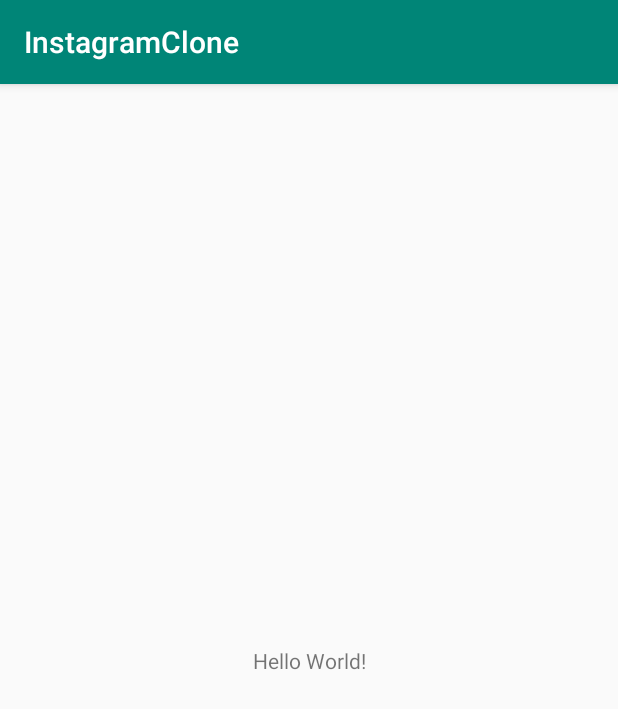
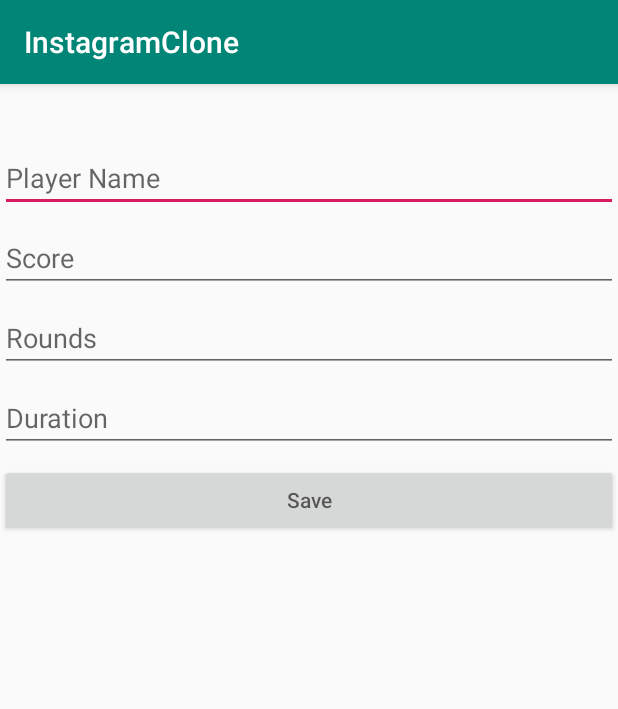
Before and after one commit to Csegota/instagram-clone, an Android app: the screen it shows after launch (MainActivity before the commit, SignUp after it), on a phone screen of 412 x 824 dp. Shown: the top 709 px of the screen. Run offline under Robolectric (Android 15) with nearby library versions, the phone set to English and light mode, and no system bars; libraries missing offline, so code that uses them is left out: com.parse; 1 statement that could not run was skipped.

Commit message:
Simple UI, Parse Server Testing

```diff
--- a/app/src/main/AndroidManifest.xml
+++ b/app/src/main/AndroidManifest.xml
@@ -10,7 +10,7 @@
         android:roundIcon="@mipmap/ic_launcher_round"
         android:supportsRtl="true"
         android:theme="@style/AppTheme">
-        <activity android:name=".MainActivity">
+        <activity android:name=".SignUp">
             <intent-filter>
                 <action android:name="android.intent.action.MAIN" />
 
--- a/app/src/main/java/com/android/instagramclone/MainActivity.java
+++ /dev/null
@@ -1,18 +0,0 @@
-package com.android.instagramclone;
-
-import androidx.appcompat.app.AppCompatActivity;
-import android.os.Bundle;
-
-import com.parse.ParseInstallation;
-
-public class MainActivity extends AppCompatActivity {
-
-    @Override
-    protected void onCreate(Bundle savedInstanceState) {
-        super.onCreate(savedInstanceState);
-        setContentView(R.layout.activity_main);
-
-        // Save the current Installation to Back4App
-        ParseInstallation.getCurrentInstallation().saveInBackground();
-    }
-}
--- /dev/null
+++ b/app/src/main/java/com/android/instagramclone/SignUp.java
@@ -0,0 +1,55 @@
+package com.android.instagramclone;
+
+import androidx.appcompat.app.AppCompatActivity;
+import android.os.Bundle;
+import android.view.View;
+import android.widget.Button;
+import android.widget.EditText;
+import android.widget.Toast;
+
+import com.parse.ParseException;
+import com.parse.ParseInstallation;
+import com.parse.ParseObject;
+import com.parse.SaveCallback;
+
+public class SignUp extends AppCompatActivity implements View.OnClickListener {
+
+    private Button btnSave;
+    private EditText etName, etScore, etRounds, etDuration; //, etEasy;
+
+    @Override
+    protected void onCreate(Bundle savedInstanceState) {
+        super.onCreate(savedInstanceState);
+        setContentView(R.layout.activity_main);
+
+        btnSave = findViewById(R.id.btn_save);
+        btnSave.setOnClickListener(SignUp.this);
+
+        etName = findViewById(R.id.et_name);
+        etScore = findViewById(R.id.et_score);
+        etRounds = findViewById(R.id.et_rounds);
+        etDuration = findViewById(R.id.et_duration);
+        //etEasy = findViewById(R.id.et_easy);
+    }
+
+    @Override
+    public void onClick(View v) {
+        final ParseObject gameScore = new ParseObject("GameScore");
+        gameScore.put("name", etName.getText().toString());
+        gameScore.put("score", Integer.parseInt(etScore.getText().toString()));
+        gameScore.put("rounds", Integer.parseInt(etRounds.getText().toString()));
+        gameScore.put("duration", Integer.parseInt(etDuration.getText().toString()));
+//        gameScore.put("easyMode", etEasy.getText().toString()); //TODO - Add in boolean value.
+        gameScore.saveInBackground(new SaveCallback() {
+            @Override
+            public void done(ParseException e) {
+
+                if (e == null) {
+                    Toast.makeText(SignUp.this, gameScore.get("name") + "'s game saved successfully.", Toast.LENGTH_LONG).show();
+                } else {
+                    Toast.makeText(SignUp.this, e.getMessage(), Toast.LENGTH_LONG).show();
+                }
+            }
+        });
+    }
+}
--- a/app/src/main/res/layout/activity_main.xml
+++ b/app/src/main/res/layout/activity_main.xml
@@ -4,15 +4,65 @@
     xmlns:tools="http://schemas.android.com/tools"
     android:layout_width="match_parent"
     android:layout_height="match_parent"
-    tools:context=".MainActivity">
+    tools:context=".SignUp">
 
-    <TextView
-        android:layout_width="wrap_content"
+    <EditText
+        android:id="@+id/et_name"
+        android:layout_width="match_parent"
         android:layout_height="wrap_content"
-        android:text="Hello World!"
-        app:layout_constraintBottom_toBottomOf="parent"
-        app:layout_constraintLeft_toLeftOf="parent"
-        app:layout_constraintRight_toRightOf="parent"
+        android:layout_marginTop="40dp"
+        android:ems="10"
+        android:inputType="text"
+        android:hint="Player Name"
         app:layout_constraintTop_toTopOf="parent" />
 
+    <EditText
+        android:id="@+id/et_score"
+        android:layout_width="match_parent"
+        android:layout_height="wrap_content"
+        android:layout_marginTop="8dp"
+        android:ems="10"
+        android:inputType="text"
+        android:hint="Score"
+        app:layout_constraintTop_toBottomOf="@+id/et_name" />
+
+    <EditText
+        android:id="@+id/et_rounds"
+        android:layout_width="match_parent"
+        android:layout_height="wrap_content"
+        android:layout_marginTop="8dp"
+        android:ems="10"
+        android:inputType="text"
+        android:hint="Rounds"
+        app:layout_constraintTop_toBottomOf="@+id/et_score"/>
+
+    <EditText
+        android:id="@+id/et_duration"
+        android:layout_width="match_parent"
+        android:layout_height="wrap_content"
+        android:layout_marginTop="8dp"
+        android:ems="10"
+        android:inputType="text"
+        android:hint="Duration"
+        app:layout_constraintTop_toBottomOf="@+id/et_rounds"/>
+
+    <!--<EditText-->
+        <!--android:id="@+id/et_easy"-->
+        <!--android:layout_width="match_parent"-->
+        <!--android:layout_height="wrap_content"-->
+        <!--android:layout_marginTop="8dp"-->
+        <!--android:ems="10"-->
+        <!--android:inputType="text"-->
+        <!--android:text="Name"-->
+        <!--app:layout_constraintTop_toBottomOf="@+id/et_duration" />-->
+
+    <Button
+        android:id="@+id/btn_save"
+        android:layout_width="match_parent"
+        android:layout_height="wrap_content"
+        android:layout_marginTop="8dp"
+        android:onClick="onClick"
+        android:hint="Save"
+        app:layout_constraintTop_toBottomOf="@+id/et_duration" />
+
 </androidx.constraintlayout.widget.ConstraintLayout>
--- a/build.gradle
+++ b/build.gradle
@@ -18,6 +18,7 @@ allprojects {
     repositories {
         google()
         jcenter()
+        maven { url "https://jitpack.io" }
 
     }
 }
```
Also changed, not shown: 1 other file.
